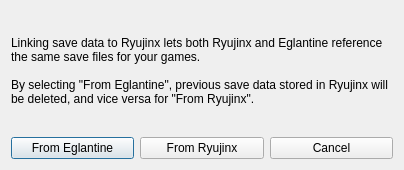
First picture: the form in src/yuzu/ryujinx_dialog.ui, repository joaotominsilva-dev/Charis-Emu, before the edit.
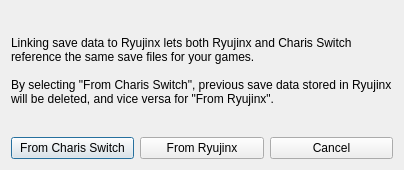
Second picture: the form after the edit.

Commit message: Charis 1.1: full Charis branding, Portuguese, covers, continue card, updates, Moonlight merge

What changed in the file:
```diff
--- a/src/yuzu/ryujinx_dialog.ui
+++ b/src/yuzu/ryujinx_dialog.ui
@@ -23,9 +23,9 @@
       </sizepolicy>
      </property>
      <property name="text">
-      <string>Linking save data to Ryujinx lets both Ryujinx and Eglantine reference the same save files for your games.
+      <string>Linking save data to Ryujinx lets both Ryujinx and Charis Switch reference the same save files for your games.
 
-By selecting &quot;From Eglantine&quot;, previous save data stored in Ryujinx will be deleted, and vice versa for &quot;From Ryujinx&quot;.</string>
+By selecting &quot;From Charis Switch&quot;, previous save data stored in Ryujinx will be deleted, and vice versa for &quot;From Ryujinx&quot;.</string>
      </property>
      <property name="wordWrap">
       <bool>true</bool>
@@ -37,7 +37,7 @@
      <item>
       <widget class="QPushButton" name="eden">
        <property name="text">
-      <string>From Eglantine</string>
+      <string>From Charis Switch</string>
        </property>
       </widget>
      </item>
```
The commit also changes 45 other files.
